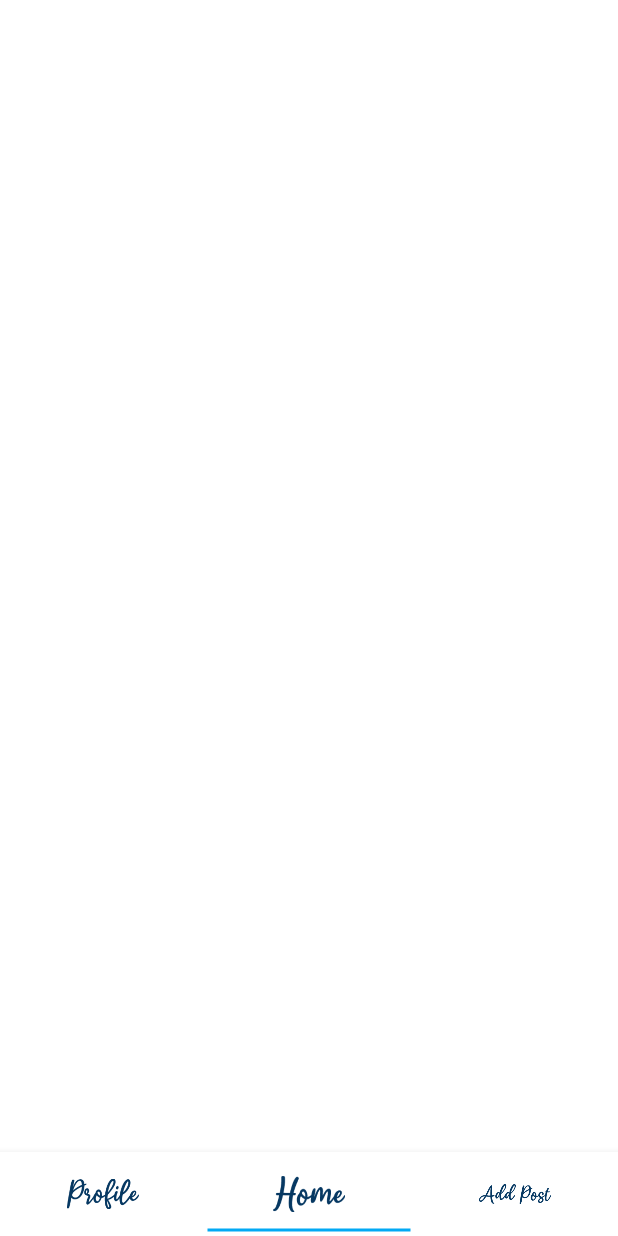
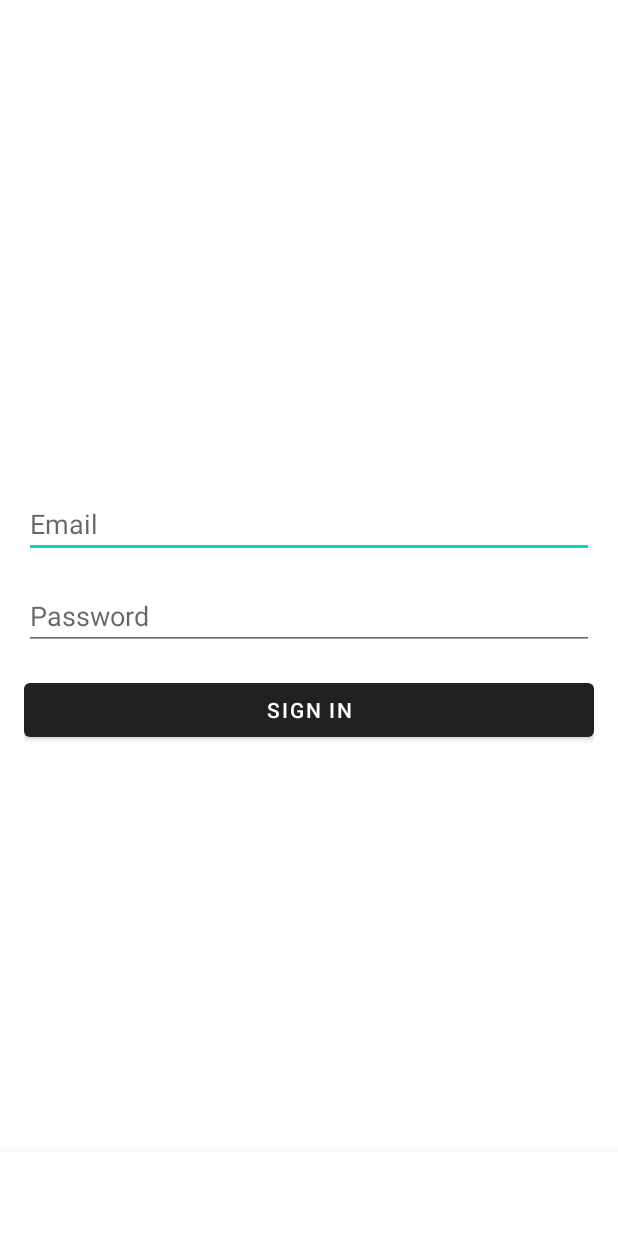
Before and after one commit to danacohen111/HelpHero, an Android app built with Jetpack Compose: the screen it shows after launch (MainActivity), on a phone screen of 412 x 824 dp. Run offline under Robolectric (Android 15) with nearby library versions, the phone set to English and light mode, and no system bars; our stand-ins replace Firebase (no records; nobody signed in at launch, a user with empty details on screens opened directly), data binding, navigation-ui.

```diff
--- a/app/src/main/java/com/example/helphero/MainActivity.kt
+++ b/app/src/main/java/com/example/helphero/MainActivity.kt
@@ -18,7 +18,7 @@ class MainActivity : AppCompatActivity() {
     private lateinit var navController: NavController
     private lateinit var binding: ActivityMainBinding
     private var auth: FirebaseAuth = FirebaseAuth.getInstance()
-    private var isLoggedIn: Boolean = true
+    private var isLoggedIn: Boolean = false
 
     override fun onCreate(savedInstanceState: Bundle?) {
         super.onCreate(savedInstanceState)
@@ -33,6 +33,7 @@ class MainActivity : AppCompatActivity() {
         supportActionBar?.hide()
 
         NavigationUI.setupWithNavController(bottomNavigationView, navController)
+        isLoggedin()
 
         if (isLoggedIn) {
             navController.navigate(R.id.homeFragment)
@@ -42,6 +43,7 @@ class MainActivity : AppCompatActivity() {
     }
 
     override fun onCreateOptionsMenu(menu: Menu?): Boolean {
+        menuInflater.inflate(R.menu.menu_bottom_navigation, menu)
         return true
     }
 
@@ -70,7 +72,7 @@ class MainActivity : AppCompatActivity() {
     }
 
     fun isLoggedin() {
+        isLoggedIn = auth.currentUser != null
         invalidateOptionsMenu()
-        isLoggedIn = auth.currentUser != null
     }
 }
--- a/app/src/main/res/layout/activity_main.xml
+++ b/app/src/main/res/layout/activity_main.xml
@@ -25,7 +25,6 @@
         app:itemIconSize="48dp"
         app:itemIconTint="@color/colorTextSecondary"
         app:itemTextColor="@android:color/transparent"
-        app:itemBackground="@drawable/bottom_nav_item_background"
-        app:menu="@menu/menu_bottom_navigation"/>
+        app:itemBackground="@drawable/bottom_nav_item_background"/>
 
 </androidx.coordinatorlayout.widget.CoordinatorLayout>
```
